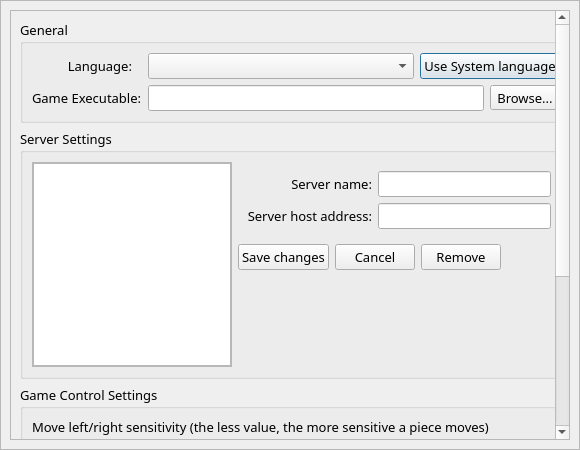
Qt form TOPLauncher/DlgSettings.ui (BSoD-Ultimate/TOPLauncher) before a commit.
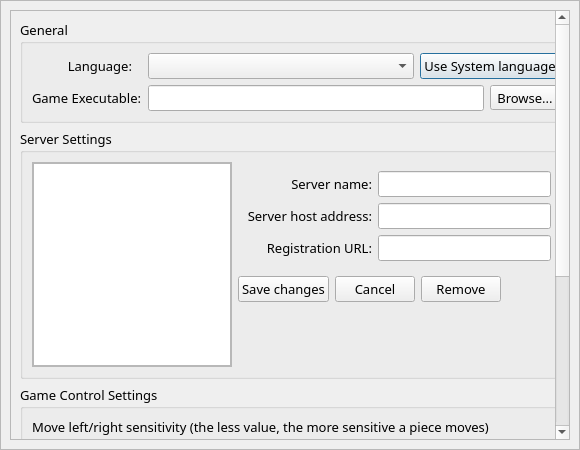
The same form after that commit. Icons and pictures are not drawn.

Commit message: 1.add register URL attribute in server panel. 2.fix a server modifying issue.

Patch:
```diff
--- a/TOPLauncher/DlgSettings.ui
+++ b/TOPLauncher/DlgSettings.ui
@@ -97,7 +97,7 @@
          <property name="geometry">
           <rect>
            <x>0</x>
-           <y>0</y>
+           <y>-232</y>
            <width>542</width>
            <height>660</height>
           </rect>
@@ -276,7 +276,7 @@
                  <property name="maximumSize">
                   <size>
                    <width>16777215</width>
-                   <height>80</height>
+                   <height>16777215</height>
                   </size>
                  </property>
                  <layout class="QHBoxLayout" name="horizontalLayout_2">
@@ -302,6 +302,16 @@
                       </property>
                      </widget>
                     </item>
+                    <item>
+                     <widget class="QLabel" name="labelRegisterURL">
+                      <property name="text">
+                       <string>Registration URL:</string>
+                      </property>
+                      <property name="alignment">
+                       <set>Qt::AlignRight|Qt::AlignTrailing|Qt::AlignVCenter</set>
+                      </property>
+                     </widget>
+                    </item>
                    </layout>
                   </item>
                   <item>
@@ -312,6 +322,9 @@
                     <item>
                      <widget class="QLineEdit" name="editServerHost"/>
                     </item>
+                    <item>
+                     <widget class="QLineEdit" name="editRegisterURL"/>
+                    </item>
                    </layout>
                   </item>
                  </layout>
```
The commit also changes 5 other files.
